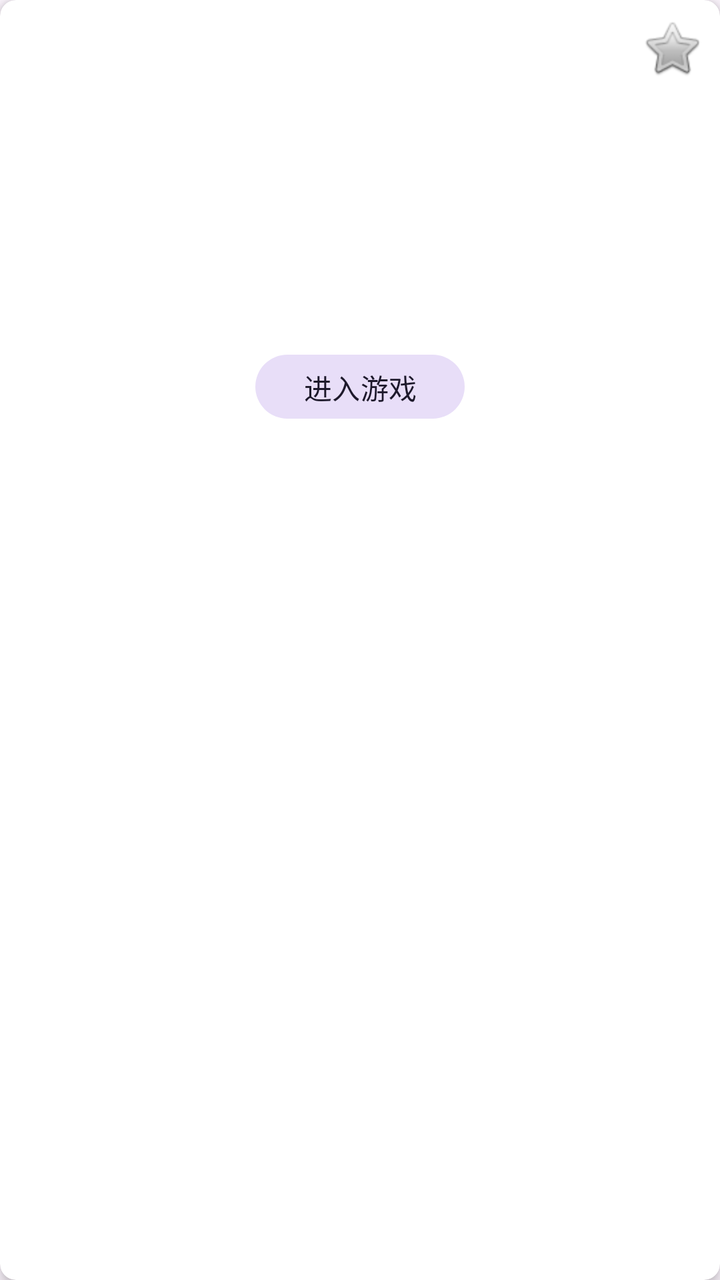
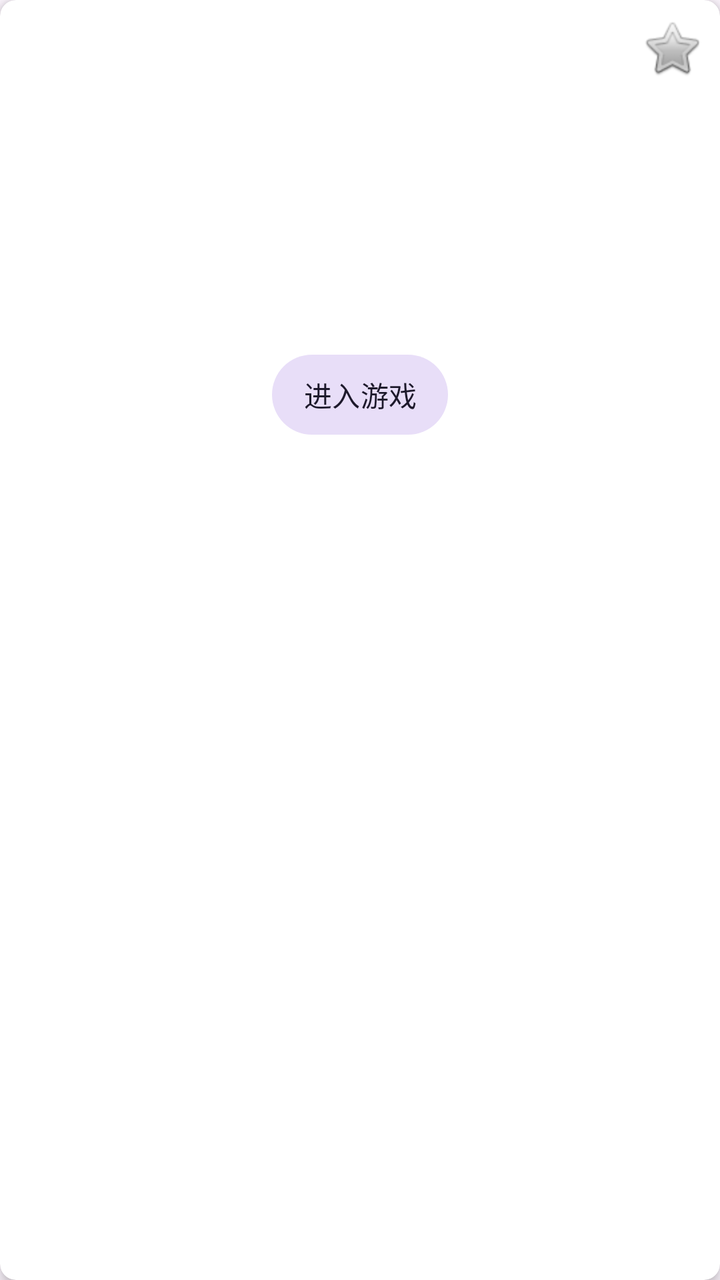

The first picture is an Android layout as it rendered before a commit; the second is the same layout after the commit. The layout source and the unified diff follow.
<!-- AndroidManifest.xml: application theme Theme.GameCenterApp -->
<!-- res/layout/item_game_card.xml -->
<?xml version="1.0" encoding="utf-8"?>
<androidx.cardview.widget.CardView xmlns:android="http://schemas.android.com/apk/res/android"
    xmlns:app="http://schemas.android.com/apk/res-auto"
    android:layout_width="match_parent"
    android:layout_height="wrap_content"
    android:layout_margin="8dp"
    app:cardCornerRadius="8dp"
    app:cardElevation="4dp">

    <FrameLayout
        android:layout_width="match_parent"
        android:layout_height="wrap_content">

        <LinearLayout
            android:layout_width="match_parent"
            android:layout_height="wrap_content"
            android:gravity="center"
            android:orientation="vertical"
            android:paddingStart="18dp"
            android:paddingTop="20dp"
            android:paddingEnd="18dp"
            android:paddingBottom="18dp">

            <ImageView
                android:id="@+id/iv_game_icon"
                android:layout_width="64dp"
                android:layout_height="64dp"
                android:contentDescription="game icon" />

            <TextView
                android:id="@+id/tv_game_name"
                android:layout_width="match_parent"
                android:layout_height="wrap_content"
                android:layout_marginTop="12dp"
                android:ellipsize="end"
                android:gravity="center"
                android:maxLines="1"
                android:textColor="?android:attr/textColorPrimary"
                android:textSize="18sp"
                android:textStyle="bold" />

            <TextView
                android:id="@+id/tv_game_desc"
                android:layout_width="match_parent"
                android:layout_height="wrap_content"
                android:layout_marginTop="4dp"
                android:ellipsize="end"
                android:gravity="center"
                android:maxLines="1"
                android:textColor="?attr/colorOnSurfaceVariant"
                android:textSize="12sp" />

            <TextView
                android:id="@+id/tv_game_meta"
                android:layout_width="match_parent"
                android:layout_height="wrap_content"
                android:layout_marginTop="6dp"
                android:ellipsize="end"
                android:gravity="center"
                android:maxLines="1"
                android:textColor="?attr/colorOnSurfaceVariant"
                android:textSize="11sp" />

            <com.google.android.material.button.MaterialButton
                android:id="@+id/btn_enter"
                style="@style/Widget.Material3.Button.TonalButton"
                android:layout_width="wrap_content"
                android:layout_height="40dp"
                android:layout_marginTop="12dp"
                android:text="@string/game_entrance" />

        </LinearLayout>

        <ImageButton
            android:id="@+id/btn_favorite"
            android:layout_width="40dp"
            android:layout_height="40dp"
            android:layout_gravity="top|end"
            android:layout_marginTop="4dp"
            android:layout_marginEnd="4dp"
            android:background="?attr/selectableItemBackgroundBorderless"
            android:contentDescription="收藏"
            android:padding="8dp"
            android:src="@android:drawable/btn_star_big_off" />

    </FrameLayout>

</androidx.cardview.widget.CardView>
<!-- resources referenced by this layout -->
<resources>
  <string name="game_entrance">进入游戏</string>
  <style name="Theme.GameCenterApp" parent="Theme.Material3.DayNight.NoActionBar">
          <item name="colorPrimary">@color/md_theme_light_primary</item>
          <item name="colorOnPrimary">@color/md_theme_light_on_primary</item>
          <item name="colorPrimaryContainer">@color/md_theme_light_primary_container</item>
          <item name="colorOnPrimaryContainer">@color/md_theme_light_on_primary_container</item>
          <item name="colorSecondary">@color/md_theme_light_secondary</item>
          <item name="colorOnSecondary">@color/md_theme_light_on_secondary</item>
          <item name="colorSecondaryContainer">@color/md_theme_light_secondary_container</item>
          <item name="colorOnSecondaryContainer">@color/md_theme_light_on_secondary_container</item>
          <item name="colorSurface">@color/md_theme_light_surface</item>
          <item name="colorOnSurface">@color/md_theme_light_on_surface</item>
          <item name="colorOnSurfaceVariant">@color/md_theme_light_on_surface_variant</item>
          <item name="android:colorBackground">@color/md_theme_light_background</item>
          <item name="android:statusBarColor">@color/md_theme_light_surface</item>
          <item name="android:navigationBarColor">@color/md_theme_light_surface</item>
          <item name="android:windowLightStatusBar">true</item>
      </style>
  <color name="md_theme_light_primary">#6750A4</color>
  <color name="md_theme_light_on_primary">#FFFFFF</color>
  <color name="md_theme_light_primary_container">#EADDFF</color>
  <color name="md_theme_light_on_primary_container">#21005D</color>
  <color name="md_theme_light_secondary">#625B71</color>
  <color name="md_theme_light_on_secondary">#FFFFFF</color>
  <color name="md_theme_light_secondary_container">#E8DEF8</color>
  <color name="md_theme_light_on_secondary_container">#1D192B</color>
  <color name="md_theme_light_surface">#FEF7FF</color>
  <color name="md_theme_light_on_surface">#1D1B20</color>
  <color name="md_theme_light_on_surface_variant">#49454F</color>
  <color name="md_theme_light_background">#FEF7FF</color>
</resources>

<!-- the commit's change to res/layout/item_game_card.xml (unified diff, before → after) -->
@@ -63,9 +63,9 @@
 
             <com.google.android.material.button.MaterialButton
                 android:id="@+id/btn_enter"
-                style="@style/Widget.Material3.Button.TonalButton"
+                style="@style/Widget.GameCenter.Button.Tonal"
                 android:layout_width="wrap_content"
-                android:layout_height="40dp"
+                android:layout_height="48dp"
                 android:layout_marginTop="12dp"
                 android:text="@string/game_entrance" />
 
<!-- resource entries referenced after the edit -->
@@ -1,6 +1,18 @@
 <!-- resources referenced by this layout -->
 <resources>
   <string name="game_entrance">进入游戏</string>
+  <style name="Widget.GameCenter.Button.Tonal" parent="Widget.Material3.Button.TonalButton">
+          <item name="android:minHeight">48dp</item>
+          <item name="minHeight">48dp</item>
+          <item name="android:paddingTop">6dp</item>
+          <item name="android:paddingBottom">6dp</item>
+          <item name="android:paddingStart">12dp</item>
+          <item name="android:paddingEnd">12dp</item>
+          <item name="android:includeFontPadding">true</item>
+          <item name="android:maxLines">2</item>
+          <item name="android:ellipsize">end</item>
+          <item name="android:textAllCaps">false</item>
+      </style>
   <style name="Theme.GameCenterApp" parent="Theme.Material3.DayNight.NoActionBar">
           <item name="colorPrimary">@color/md_theme_light_primary</item>
           <item name="colorOnPrimary">@color/md_theme_light_on_primary</item>
@@ -17,6 +29,8 @@
           <item name="android:statusBarColor">@color/md_theme_light_surface</item>
           <item name="android:navigationBarColor">@color/md_theme_light_surface</item>
           <item name="android:windowLightStatusBar">true</item>
+          <item name="materialButtonStyle">@style/Widget.GameCenter.Button</item>
+          <item name="android:buttonStyle">@style/Widget.GameCenter.PlatformButton</item>
       </style>
   <color name="md_theme_light_primary">#6750A4</color>
   <color name="md_theme_light_on_primary">#FFFFFF</color>
@@ -30,5 +44,26 @@
   <color name="md_theme_light_on_surface">#1D1B20</color>
   <color name="md_theme_light_on_surface_variant">#49454F</color>
   <color name="md_theme_light_background">#FEF7FF</color>
+  <style name="Widget.GameCenter.Button" parent="Widget.Material3.Button">
+          <item name="android:minHeight">48dp</item>
+          <item name="minHeight">48dp</item>
+          <item name="android:paddingTop">6dp</item>
+          <item name="android:paddingBottom">6dp</item>
+          <item name="android:paddingStart">12dp</item>
+          <item name="android:paddingEnd">12dp</item>
+          <item name="android:includeFontPadding">true</item>
+          <item name="android:maxLines">2</item>
+          <item name="android:ellipsize">end</item>
+          <item name="android:textAllCaps">false</item>
+      </style>
+  <style name="Widget.GameCenter.PlatformButton" parent="@android:style/Widget.Material.Button">
+          <item name="android:minHeight">44dp</item>
+          <item name="android:paddingTop">4dp</item>
+          <item name="android:paddingBottom">4dp</item>
+          <item name="android:includeFontPadding">true</item>
+          <item name="android:maxLines">2</item>
+          <item name="android:ellipsize">end</item>
+          <item name="android:textAllCaps">false</item>
+      </style>
 </resources>
 
